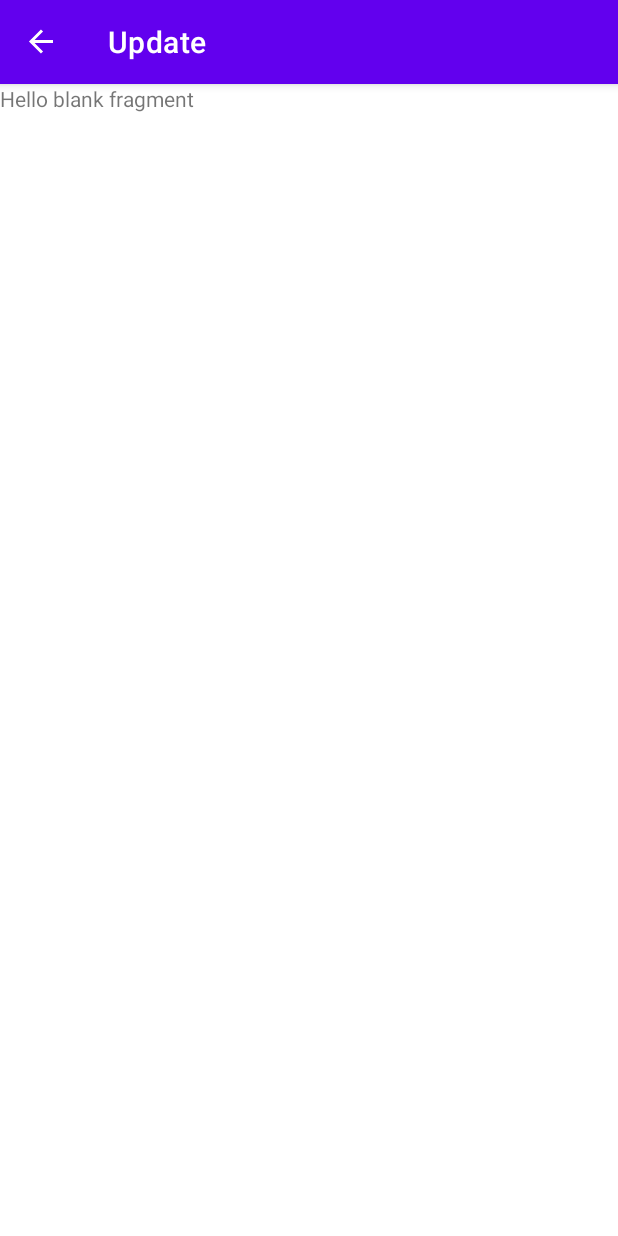
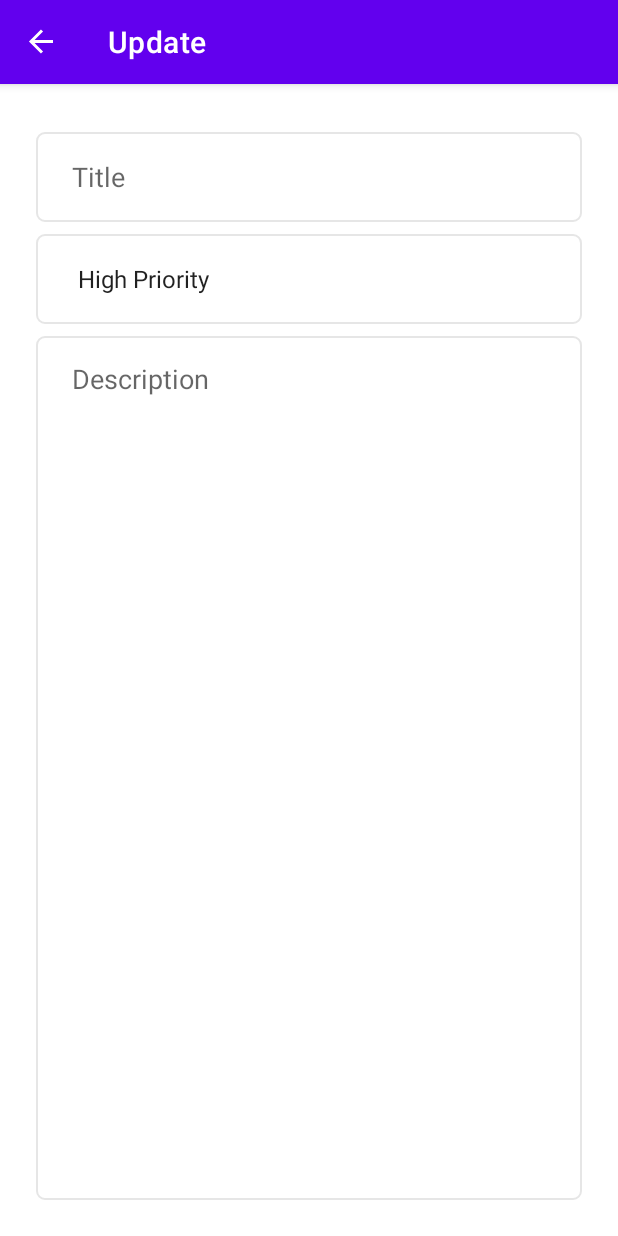
Before and after one commit to Melansia/CleanTODO, an Android app: the UpdateFragment screen opened through its navigation route, on a phone screen of 412 x 824 dp. Run offline under Robolectric (Android 15) with nearby library versions, the phone set to English and light mode, and no system bars; our stand-ins replace navigation-ui.

Commit message:
design UpdateFragment layout + custom input

```diff
--- a/app/src/main/java/com/example/todoappclean/fragments/list/ListFragment.kt
+++ b/app/src/main/java/com/example/todoappclean/fragments/list/ListFragment.kt
@@ -5,21 +5,33 @@ import androidx.fragment.app.Fragment
 import android.view.LayoutInflater
 import android.view.View
 import android.view.ViewGroup
+import androidx.constraintlayout.widget.ConstraintLayout
 import androidx.navigation.fragment.findNavController
 import com.example.todoappclean.R
 import com.google.android.material.floatingactionbutton.FloatingActionButton
 
 class ListFragment : Fragment() {
 
+    private lateinit var listLayout: ConstraintLayout
+    private lateinit var fab_add: FloatingActionButton
+
     override fun onCreateView(
         inflater: LayoutInflater, container: ViewGroup?,
         savedInstanceState: Bundle?
     ): View? {
         // Inflate the layout for this fragment
-        val view =  inflater.inflate(R.layout.fragment_list, container, false)
+        val view = inflater.inflate(R.layout.fragment_list, container, false)
 
-        view.findViewById<FloatingActionButton>(R.id.fab_add).setOnClickListener{
+        fab_add = view.findViewById(R.id.fab_add)
+        listLayout = view.findViewById(R.id.listLayout)
+
+
+        fab_add.setOnClickListener {
             findNavController().navigate(R.id.action_listFragment_to_addFragment)
+        }
+
+        listLayout.setOnClickListener {
+            findNavController().navigate(R.id.action_listFragment_to_updateFragment)
         }
 
         return view
--- /dev/null
+++ b/app/src/main/res/drawable/custom_input.xml
@@ -0,0 +1,20 @@
+<?xml version="1.0" encoding="utf-8"?>
+<selector xmlns:android="http://schemas.android.com/apk/res/android">
+
+    <item android:state_enabled="true" android:state_focused="true">
+        <shape android:shape="rectangle">
+            <solid android:color="@color/white"/>
+            <stroke android:width="1dp" android:color="@color/design_default_color_primary"/>
+            <corners android:radius="5dp"/>
+        </shape>
+    </item>
+
+    <item android:state_enabled="true">
+        <shape android:shape="rectangle">
+            <solid android:color="@color/white"/>
+            <stroke android:width="1dp" android:color="@color/lightGray"/>
+            <corners android:radius="5dp"/>
+        </shape>
+    </item>
+
+</selector>
--- a/app/src/main/res/layout/fragment_add.xml
+++ b/app/src/main/res/layout/fragment_add.xml
@@ -9,7 +9,7 @@
 
 
     <EditText
-        android:id="@+id/et_title"
+        android:id="@+id/et_title_current"
         android:layout_width="0dp"
         android:layout_height="60dp"
         android:layout_marginTop="8dp"
@@ -25,7 +25,7 @@
         android:autofillHints="true" />
 
     <Spinner
-        android:id="@+id/priorities_spinner"
+        android:id="@+id/priorities_spinner_current"
         android:layout_width="0dp"
         android:layout_height="60dp"
         android:layout_marginTop="8dp"
@@ -36,12 +36,13 @@
         app:layout_constraintEnd_toEndOf="parent"
         app:layout_constraintHorizontal_bias="0.5"
         app:layout_constraintStart_toStartOf="parent"
-        app:layout_constraintTop_toBottomOf="@+id/et_title" />
+        app:layout_constraintTop_toBottomOf="@+id/et_title_current" />
 
     <EditText
-        android:id="@+id/et_description"
+        android:id="@+id/et_description_current"
         android:layout_width="0dp"
         android:layout_height="0dp"
+        android:layout_marginTop="8dp"
         android:ems="10"
         android:background="@android:color/transparent"
         android:inputType="textMultiLine"
@@ -54,6 +55,6 @@
         app:layout_constraintEnd_toEndOf="parent"
         app:layout_constraintHorizontal_bias="0.5"
         app:layout_constraintStart_toStartOf="parent"
-        app:layout_constraintTop_toBottomOf="@+id/priorities_spinner"
+        app:layout_constraintTop_toBottomOf="@+id/priorities_spinner_current"
         android:autofillHints="true" />
 </androidx.constraintlayout.widget.ConstraintLayout>
--- a/app/src/main/res/layout/fragment_list.xml
+++ b/app/src/main/res/layout/fragment_list.xml
@@ -2,6 +2,7 @@
 <androidx.constraintlayout.widget.ConstraintLayout xmlns:android="http://schemas.android.com/apk/res/android"
     xmlns:app="http://schemas.android.com/apk/res-auto"
     xmlns:tools="http://schemas.android.com/tools"
+    android:id="@+id/listLayout"
     android:layout_width="match_parent"
     android:layout_height="match_parent"
     tools:context=".fragments.list.ListFragment">
@@ -24,12 +25,13 @@
         android:layout_marginEnd="24dp"
         android:layout_marginBottom="24dp"
         android:clickable="true"
+        android:contentDescription="@string/add_button"
         android:focusable="true"
         android:src="@drawable/ic_add"
-        app:tint="@color/white"
+        app:backgroundTint="@color/design_default_color_primary"
         app:layout_constraintBottom_toBottomOf="parent"
         app:layout_constraintEnd_toEndOf="parent"
-        android:contentDescription="@string/add_button" />
+        app:tint="@color/white" />
 
     <ImageView
         android:id="@+id/iv_no_data"
@@ -48,9 +50,9 @@
         android:layout_width="wrap_content"
         android:layout_height="wrap_content"
         android:layout_marginTop="12dp"
+        android:alpha="0.5"
         android:text="@string/no_data"
         android:textSize="16sp"
-        android:alpha="0.5"
         android:visibility="invisible"
         app:layout_constraintEnd_toEndOf="parent"
         app:layout_constraintStart_toStartOf="@+id/rvFragmentList"
--- a/app/src/main/res/layout/fragment_update.xml
+++ b/app/src/main/res/layout/fragment_update.xml
@@ -1,13 +1,60 @@
 <?xml version="1.0" encoding="utf-8"?>
-<FrameLayout xmlns:android="http://schemas.android.com/apk/res/android"
+<androidx.constraintlayout.widget.ConstraintLayout xmlns:android="http://schemas.android.com/apk/res/android"
     xmlns:tools="http://schemas.android.com/tools"
     android:layout_width="match_parent"
     android:layout_height="match_parent"
+    android:padding="24dp"
+    xmlns:app="http://schemas.android.com/apk/res-auto"
     tools:context=".fragments.update.UpdateFragment">
 
-    <TextView
-        android:layout_width="match_parent"
-        android:layout_height="match_parent"
-        android:text="@string/hello_blank_fragment" />
+    <EditText
+        android:id="@+id/et_title_current"
+        android:layout_width="0dp"
+        android:layout_height="60dp"
+        android:layout_marginTop="8dp"
+        android:paddingStart="24dp"
+        android:paddingEnd="24dp"
+        android:ems="10"
+        android:inputType="textPersonName"
+        android:hint="@string/title"
+        android:background="@drawable/custom_input"
+        app:layout_constraintEnd_toEndOf="parent"
+        app:layout_constraintStart_toStartOf="parent"
+        app:layout_constraintTop_toTopOf="parent"
+        android:autofillHints="true" />
 
-</FrameLayout>
+    <Spinner
+        android:id="@+id/priorities_spinner_current"
+        android:layout_width="0dp"
+        android:layout_height="60dp"
+        android:layout_marginTop="8dp"
+        android:background="@drawable/custom_input"
+        android:entries="@array/priorities"
+        android:paddingStart="20dp"
+        android:paddingEnd="20dp"
+        app:layout_constraintEnd_toEndOf="parent"
+        app:layout_constraintHorizontal_bias="0.5"
+        app:layout_constraintStart_toStartOf="parent"
+        app:layout_constraintTop_toBottomOf="@+id/et_title_current" />
+
+    <EditText
+        android:id="@+id/et_description_current"
+        android:layout_width="0dp"
+        android:layout_height="0dp"
+        android:layout_marginTop="8dp"
+        android:ems="10"
+        android:background="@drawable/custom_input"
+        android:inputType="textMultiLine"
+        android:hint="@string/description"
+        android:paddingStart="24dp"
+        android:paddingEnd="24dp"
+        android:paddingTop="16dp"
+        android:gravity="top|start"
+        app:layout_constraintBottom_toBottomOf="parent"
+        app:layout_constraintEnd_toEndOf="parent"
+        app:layout_constraintHorizontal_bias="0.5"
+        app:layout_constraintStart_toStartOf="parent"
+        app:layout_constraintTop_toBottomOf="@+id/priorities_spinner_current"
+        android:autofillHints="true" />
+
+</androidx.constraintlayout.widget.ConstraintLayout>
```
